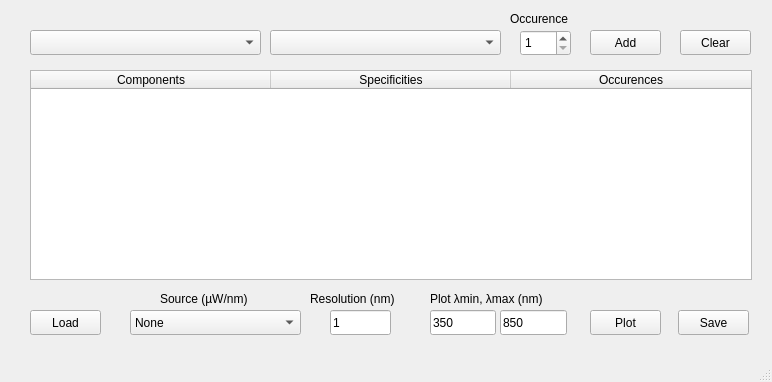
First picture: the form in select_components.ui, repository Theo-HC/Setup-transmission, before the edit.
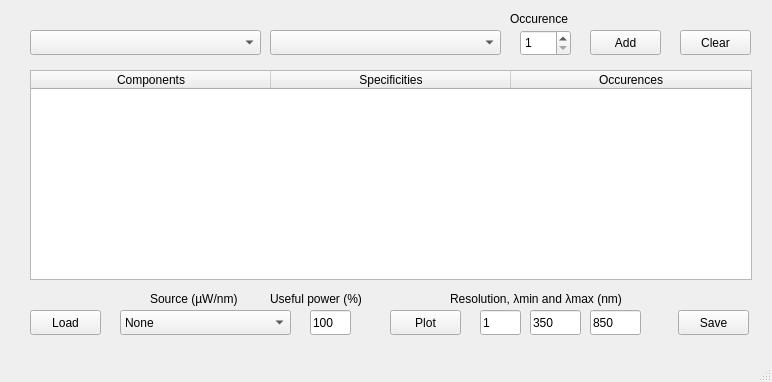
Second picture: the form after the edit.

Commit message: Add Mitutoyo x50, Absorptive ND, Power param, BS and resulting calculations

Patch:
```diff
--- a/select_components.ui
+++ b/select_components.ui
@@ -118,7 +118,7 @@
    <widget class="QPushButton" name="pushButton_plot">
     <property name="geometry">
      <rect>
-      <x>590</x>
+      <x>390</x>
       <y>310</y>
       <width>71</width>
       <height>25</height>
@@ -131,9 +131,9 @@
    <widget class="QLineEdit" name="lineEdit_ResolutionGraph">
     <property name="geometry">
      <rect>
-      <x>330</x>
+      <x>480</x>
       <y>310</y>
-      <width>61</width>
+      <width>41</width>
       <height>25</height>
      </rect>
     </property>
@@ -154,19 +154,6 @@
      <string>Clear</string>
     </property>
    </widget>
-   <widget class="QLabel" name="label">
-    <property name="geometry">
-     <rect>
-      <x>310</x>
-      <y>290</y>
-      <width>121</width>
-      <height>17</height>
-     </rect>
-    </property>
-    <property name="text">
-     <string>Resolution (nm)</string>
-    </property>
-   </widget>
    <widget class="QLabel" name="label_2">
     <property name="geometry">
      <rect>
@@ -209,22 +196,22 @@
    <widget class="QLabel" name="label_4">
     <property name="geometry">
      <rect>
-      <x>430</x>
+      <x>450</x>
       <y>290</y>
-      <width>151</width>
+      <width>221</width>
       <height>17</height>
      </rect>
     </property>
     <property name="text">
-     <string>Plot λmin, λmax (nm)</string>
+     <string>Resolution, λmin and λmax (nm)</string>
     </property>
    </widget>
    <widget class="QLineEdit" name="lineEdit_plotAbsMin">
     <property name="geometry">
      <rect>
-      <x>430</x>
+      <x>530</x>
       <y>310</y>
-      <width>66</width>
+      <width>51</width>
       <height>25</height>
      </rect>
     </property>
@@ -235,9 +222,9 @@
    <widget class="QLineEdit" name="lineEdit_plotAbsMax">
     <property name="geometry">
      <rect>
-      <x>500</x>
+      <x>590</x>
       <y>310</y>
-      <width>67</width>
+      <width>51</width>
       <height>25</height>
      </rect>
     </property>
@@ -248,7 +235,7 @@
    <widget class="QComboBox" name="comboBox_sources">
     <property name="geometry">
      <rect>
-      <x>130</x>
+      <x>120</x>
       <y>310</y>
       <width>171</width>
       <height>25</height>
@@ -263,7 +250,7 @@
    <widget class="QLabel" name="label_3">
     <property name="geometry">
      <rect>
-      <x>160</x>
+      <x>150</x>
       <y>290</y>
       <width>121</width>
       <height>17</height>
@@ -273,6 +260,32 @@
      <string>Source (µW/nm)</string>
     </property>
    </widget>
+   <widget class="QLabel" name="label_5">
+    <property name="geometry">
+     <rect>
+      <x>270</x>
+      <y>290</y>
+      <width>121</width>
+      <height>17</height>
+     </rect>
+    </property>
+    <property name="text">
+     <string>Useful power (%)</string>
+    </property>
+   </widget>
+   <widget class="QLineEdit" name="lineEdit_SourcePower">
+    <property name="geometry">
+     <rect>
+      <x>310</x>
+      <y>310</y>
+      <width>41</width>
+      <height>25</height>
+     </rect>
+    </property>
+    <property name="text">
+     <string>100</string>
+    </property>
+   </widget>
   </widget>
   <widget class="QMenuBar" name="menubar">
    <property name="geometry">
```
Left out of the diff: 2 changed lines with no effect on the pictures. The commit also changes 17 other files.
